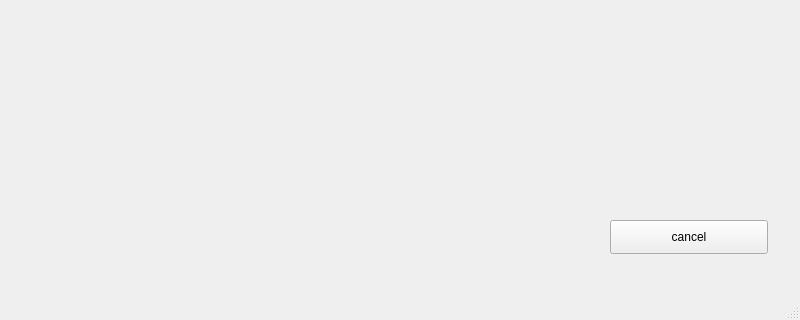
Qt form DSVis/WINDOW/mode1_display.ui (Dreamerryao/CPlusPlus-Project) before a commit; both pictures show x 0 to 800 and y 280 to 600 of the 800 by 600 pixel window.
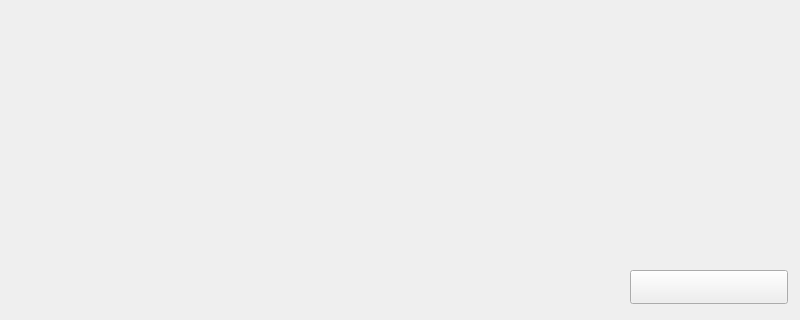
The same form after that commit. Icons and pictures are not drawn.

Patch:
```diff
--- a/DSVis/WINDOW/mode1_display.ui
+++ b/DSVis/WINDOW/mode1_display.ui
@@ -13,6 +13,9 @@
   <property name="windowTitle">
    <string>MainWindow</string>
   </property>
+  <property name="styleSheet">
+   <string notr="true"/>
+  </property>
   <widget class="QWidget" name="centralwidget">
    <widget class="QLabel" name="type">
     <property name="geometry">
@@ -39,18 +42,36 @@
    <widget class="QPushButton" name="pushButton">
     <property name="geometry">
      <rect>
-      <x>610</x>
-      <y>500</y>
+      <x>630</x>
+      <y>550</y>
       <width>158</width>
       <height>34</height>
      </rect>
     </property>
+    <property name="styleSheet">
+     <string notr="true">border-image: url(:/background/images/cancel.png);</string>
+    </property>
     <property name="text">
-     <string>cancel</string>
+     <string/>
+    </property>
+   </widget>
+   <widget class="QLabel" name="label">
+    <property name="geometry">
+     <rect>
+      <x>593</x>
+      <y>528</y>
+      <width>51</width>
+      <height>61</height>
+     </rect>
+    </property>
+    <property name="styleSheet">
+     <string notr="true">border-image: url(:/background/images/wuya.png);</string>
+    </property>
+    <property name="text">
+     <string/>
     </property>
    </widget>
   </widget>
-  <widget class="QStatusBar" name="statusbar"/>
  </widget>
  <resources/>
  <connections/>
```
Left out of the diff: 3 changed lines with no effect on the pictures.
